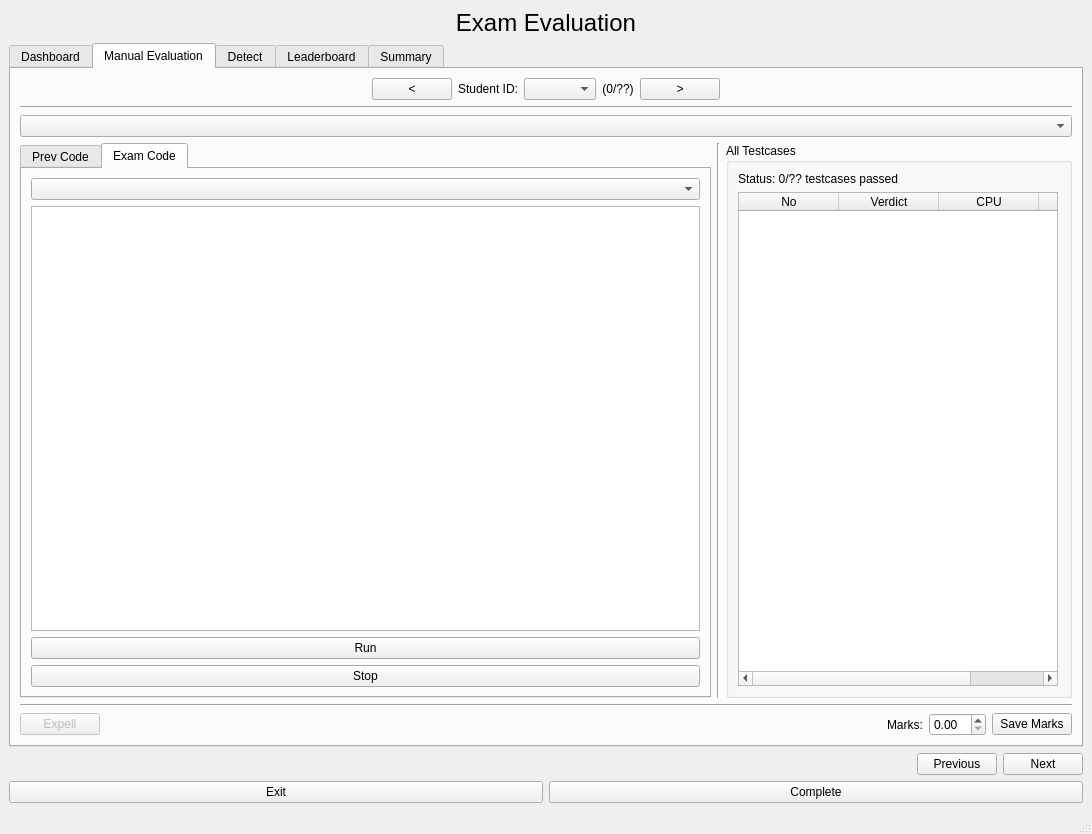
Above: src/SmartXm-CSEKU/evaluation.ui from KaziRifatMorshed/SmartXm before the change. Below: the same form after it.
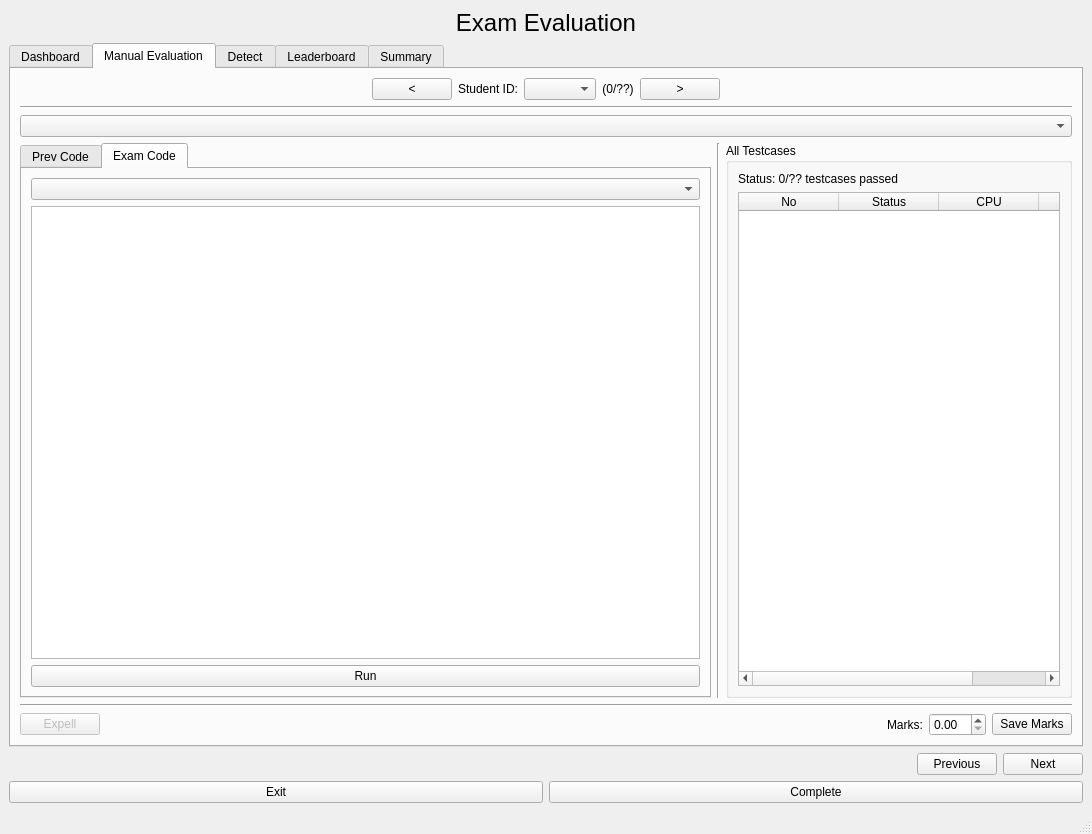
That is the form after the change.

Commit message:
Revert "Merge branch 'teacher_Evaluation_window' of https://github.com/KaziRifatMorshed/SmartXm into teacher_Evaluation_window"
This reverts commit 009b02aeec8498ff4814066b34062c3c8085b821, reversing
changes made to 44807e4e5981b2945dec5673a2f992d6273ea7c5.

Diff of the .ui file:
```diff
--- a/src/SmartXm-CSEKU/evaluation.ui
+++ b/src/SmartXm-CSEKU/evaluation.ui
@@ -304,13 +304,6 @@
                   </property>
                  </widget>
                 </item>
-                <item>
-                 <widget class="QPushButton" name="stopSingleJudge">
-                  <property name="text">
-                   <string>Stop</string>
-                  </property>
-                 </widget>
-                </item>
                </layout>
               </widget>
              </widget>
@@ -337,12 +330,6 @@
                </item>
                <item>
                 <widget class="QTableWidget" name="testcasesStatus_tableWidget">
-                 <property name="maximumSize">
-                  <size>
-                   <width>320</width>
-                   <height>16777215</height>
-                  </size>
-                 </property>
                  <property name="selectionBehavior">
                   <enum>QAbstractItemView::SelectionBehavior::SelectRows</enum>
                  </property>
@@ -353,7 +340,7 @@
                  </column>
                  <column>
                   <property name="text">
-                   <string>Verdict</string>
+                   <string>Status</string>
                   </property>
                  </column>
                  <column>
@@ -363,7 +350,7 @@
                  </column>
                  <column>
                   <property name="text">
-                   <string>Memory</string>
+                   <string>RAM</string>
                   </property>
                  </column>
                 </widget>
```
Left out of the diff: 2 changed lines with no effect on the pictures. The commit also changes 6 other files.
